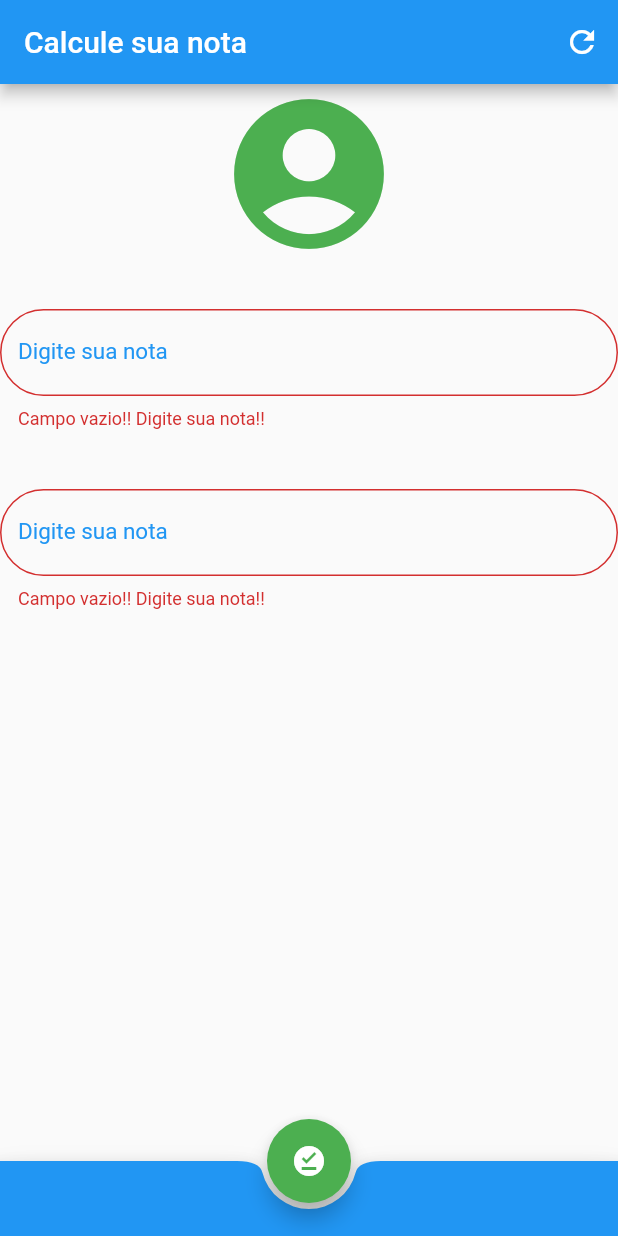
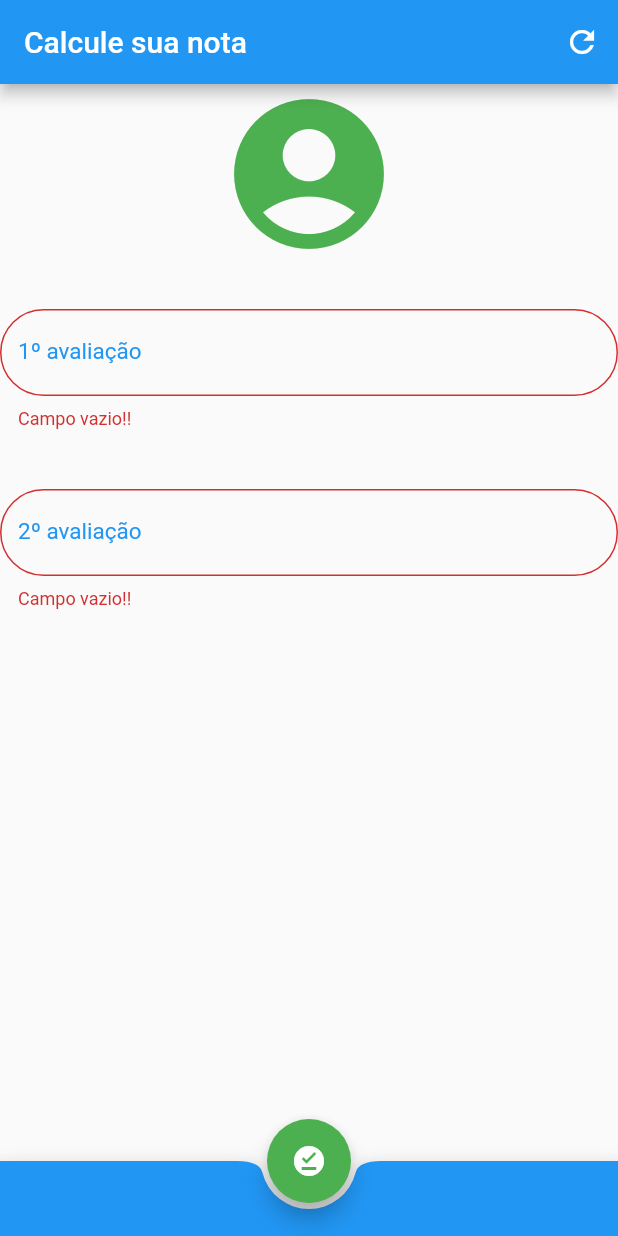
Before and after one commit to andrelucassvt/Sistema-de-notas-mobile-UNAMA, a Flutter app: the screen it shows after launch, after a tap on the "offline pin" icon, on a phone screen of 412 x 824 dp. Run offline on Flutter 3.47's test engine with Material 2 defaults, Android fonts, the phone set to English and light mode, and no system bars.

Commit message:
Correção de erros

```diff
--- a/calcular_notas_unama/lib/main.dart
+++ b/calcular_notas_unama/lib/main.dart
@@ -24,8 +24,21 @@ class _HomeState extends State<Home> {
   TextEditingController notaColegiada = TextEditingController();
   GlobalKey<FormState> validacao = GlobalKey<FormState>();
 
+
+
   String resultado ="";
   String resultFinal = "";
+
+  void tamanhoValidacao(){
+
+    if( nota1.text.length==5|| notaColegiada.text.length==5){
+       resultado = "Nota inválida";
+       resultFinal = "";
+    }
+
+  }
+
+
 
 
   void _refres(){
@@ -46,10 +59,15 @@ class _HomeState extends State<Home> {
       double media = (nota1AV + nota2AV) /2;
       double provaFinal = 10 - media;
 
-    if(nota1AV > 10 || nota2AV >10){
+      if( nota1.text.length>=5|| notaColegiada.text.length>=5){
+       resultado = "Nota inválida";
+       resultFinal = "";
+      }else
+
+    if(nota1AV > 10 || nota2AV > 10){
       resultado = "Nota inválida";
 
-    }else if(nota1AV < 0 || nota2AV <0){
+    }else if(nota1AV < 0 || nota2AV < 0){
        resultado = "Nota inválida";
 
     }else{
@@ -95,7 +113,7 @@ class _HomeState extends State<Home> {
           TextFormField(keyboardType: TextInputType.numberWithOptions(decimal: true),
           decoration: InputDecoration(
 
-            labelText: "Digite sua nota",labelStyle: TextStyle(color: Colors.blue,
+            labelText: "1º avaliação",labelStyle: TextStyle(color: Colors.blue,
             fontSize: 15.0),
 
             border: OutlineInputBorder(
@@ -106,7 +124,7 @@ class _HomeState extends State<Home> {
             controller: nota1,
             validator: (value){
               if(value.isEmpty){
-                return "Campo vazio!! Digite sua nota!!";
+                return "Campo vazio!!";
               }
             },
           ),
@@ -115,7 +133,7 @@ class _HomeState extends State<Home> {
 
           TextFormField(keyboardType: TextInputType.numberWithOptions(decimal: true),
           decoration: InputDecoration(
-            labelText: "Digite sua nota",labelStyle: TextStyle(color: Colors.blue,
+            labelText: "2º avaliação",labelStyle: TextStyle(color: Colors.blue,
             fontSize: 15.0),
 
              border: OutlineInputBorder(
@@ -126,7 +144,7 @@ class _HomeState extends State<Home> {
               controller: notaColegiada,
               validator: (value){
                 if(value.isEmpty){
-                  return "Campo vazio!! Digite sua nota!!";
+                  return "Campo vazio!!";
                 }
               },
           ),
```
